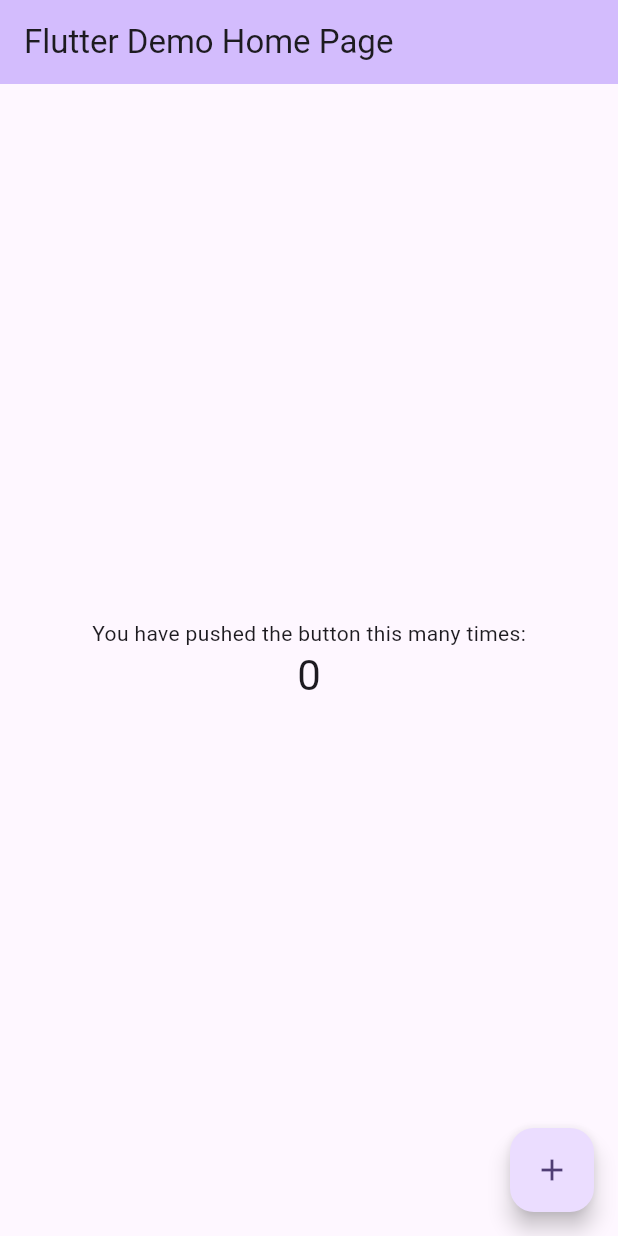
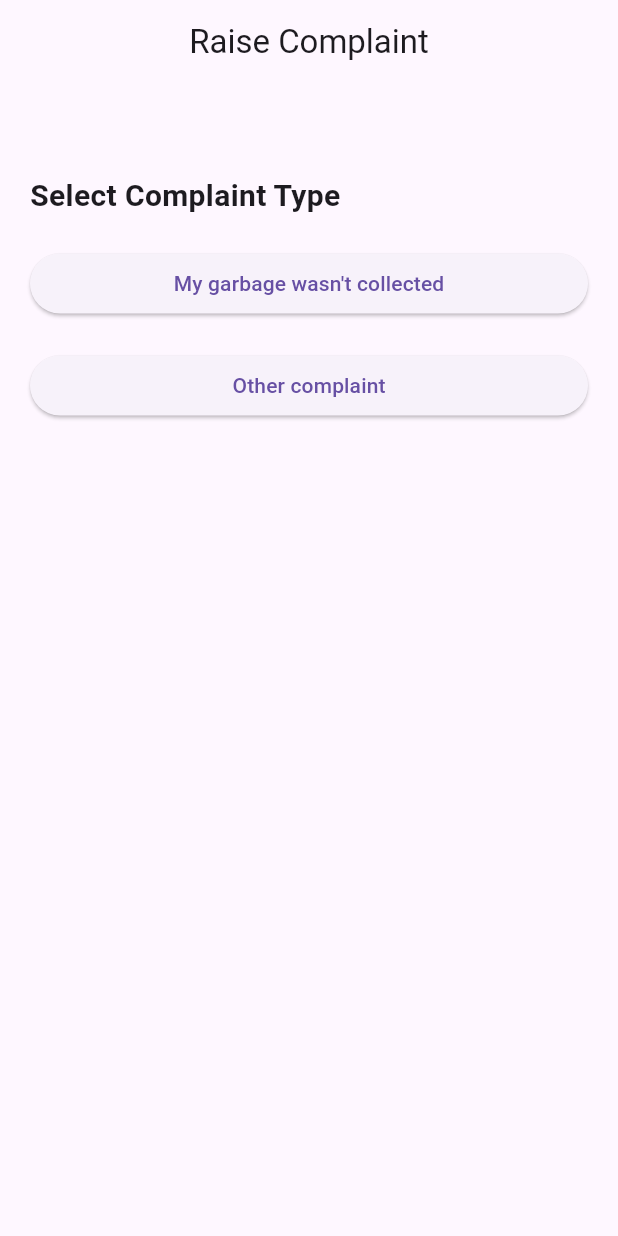
Before and after one commit to CleanSL/cleansl-complaint-module, a Flutter app: the screen it shows after launch, on a phone screen of 412 x 824 dp. Run offline on Flutter 3.47's test engine with Material 3 defaults, Android fonts, the phone set to English and light mode, and no system bars; our stand-ins replace camera, flutter_image_compress; missing offline and left inert: tflite_flutter.

Commit message:
fix the error in main.dart

```diff
--- a/lib/main.dart
+++ b/lib/main.dart
@@ -1,4 +1,5 @@
 import 'package:flutter/material.dart';
+import 'camera_screen.dart';
 
 void main() {
   runApp(const MyApp());
@@ -7,116 +8,61 @@ void main() {
 class MyApp extends StatelessWidget {
   const MyApp({super.key});
 
-  // This widget is the root of your application.
   @override
   Widget build(BuildContext context) {
-    return MaterialApp(
-      title: 'Flutter Demo',
-      theme: ThemeData(
-        // This is the theme of your application.
-        //
-        // TRY THIS: Try running your application with "flutter run". You'll see
-        // the application has a purple toolbar. Then, without quitting the app,
-        // try changing the seedColor in the colorScheme below to Colors.green
-        // and then invoke "hot reload" (save your changes or press the "hot
-        // reload" button in a Flutter-supported IDE, or press "r" if you used
-        // the command line to start the app).
-        //
-        // Notice that the counter didn't reset back to zero; the application
-        // state is not lost during the reload. To reset the state, use hot
-        // restart instead.
-        //
-        // This works for code too, not just values: Most code changes can be
-        // tested with just a hot reload.
-        colorScheme: .fromSeed(seedColor: Colors.deepPurple),
-      ),
-      home: const MyHomePage(title: 'Flutter Demo Home Page'),
+    return const MaterialApp(
+      debugShowCheckedModeBanner: false,
+      home: ComplaintScreen(),
     );
   }
 }
 
-class MyHomePage extends StatefulWidget {
-  const MyHomePage({super.key, required this.title});
-
-  // This widget is the home page of your application. It is stateful, meaning
-  // that it has a State object (defined below) that contains fields that affect
-  // how it looks.
-
-  // This class is the configuration for the state. It holds the values (in this
-  // case the title) provided by the parent (in this case the App widget) and
-  // used by the build method of the State. Fields in a Widget subclass are
-  // always marked "final".
-
-  final String title;
-
-  @override
-  State<MyHomePage> createState() => _MyHomePageState();
-}
-
-class _MyHomePageState extends State<MyHomePage> {
-  int _counter = 0;
-
-  void _incrementCounter() {
-    setState(() {
-      // This call to setState tells the Flutter framework that something has
-      // changed in this State, which causes it to rerun the build method below
-      // so that the display can reflect the updated values. If we changed
-      // _counter without calling setState(), then the build method would not be
-      // called again, and so nothing would appear to happen.
-      _counter++;
-    });
-  }
+class ComplaintScreen extends StatelessWidget {
+  const ComplaintScreen({super.key});
 
   @override
   Widget build(BuildContext context) {
-    // This method is rerun every time setState is called, for instance as done
-    // by the _incrementCounter method above.
-    //
-    // The Flutter framework has been optimized to make rerunning build methods
-    // fast, so that you can just rebuild anything that needs updating rather
-    // than having to individually change instances of widgets.
     return Scaffold(
       appBar: AppBar(
-        // TRY THIS: Try changing the color here to a specific color (to
-        // Colors.amber, perhaps?) and trigger a hot reload to see the AppBar
-        // change color while the other colors stay the same.
-        backgroundColor: Theme.of(context).colorScheme.inversePrimary,
-        // Here we take the value from the MyHomePage object that was created by
-        // the App.build method, and use it to set our appbar title.
-        title: Text(widget.title),
+        title: const Text("Raise Complaint"),
+        centerTitle: true,
       ),
-      body: Center(
-        // Center is a layout widget. It takes a single child and positions it
-        // in the middle of the parent.
+      body: Padding(
+        padding: const EdgeInsets.all(20),
         child: Column(
-          // Column is also a layout widget. It takes a list of children and
-          // arranges them vertically. By default, it sizes itself to fit its
-          // children horizontally, and tries to be as tall as its parent.
-          //
-          // Column has various properties to control how it sizes itself and
-          // how it positions its children. Here we use mainAxisAlignment to
-          // center the children vertically; the main axis here is the vertical
-          // axis because Columns are vertical (the cross axis would be
-          // horizontal).
-          //
-          // TRY THIS: Invoke "debug painting" (choose the "Toggle Debug Paint"
-          // action in the IDE, or press "p" in the console), to see the
-          // wireframe for each widget.
-          mainAxisAlignment: .center,
+          crossAxisAlignment: CrossAxisAlignment.stretch,
           children: [
-            const Text('You have pushed the button this many times:'),
-            Text(
-              '$_counter',
-              style: Theme.of(context).textTheme.headlineMedium,
+            const SizedBox(height: 40),
+
+            const Text(
+              "Select Complaint Type",
+              style: TextStyle(fontSize: 20, fontWeight: FontWeight.bold),
+            ),
+
+            const SizedBox(height: 20),
+
+            ElevatedButton(
+              onPressed: () {
+                Navigator.push(
+                  context,
+                  MaterialPageRoute(
+                    builder: (context) => const CameraScreen(),
+                  ),
+                );
+              },
+              child: const Text("My garbage wasn't collected"),
+            ),
+
+
+            const SizedBox(height: 20),
+
+            ElevatedButton(
+              onPressed: () {},
+              child: const Text("Other complaint"),
             ),
           ],
         ),
       ),
-      floatingActionButton: FloatingActionButton(
-        onPressed: _incrementCounter,
-        tooltip: 'Increment',
-        child: const Icon(Icons.add),
-      ),
     );
   }
 }
```
